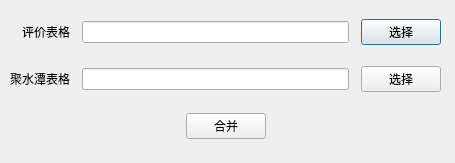
First picture: the form in main/exceldialog.ui, repository kinglon/doushop, before the edit.
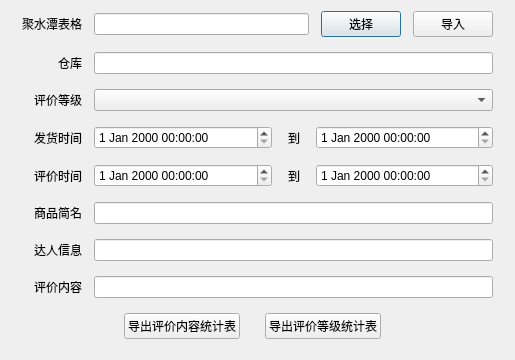
Second picture: the form after the edit.

Commit message: 优化表格处理

```diff
--- a/main/exceldialog.ui
+++ b/main/exceldialog.ui
@@ -6,8 +6,8 @@
    <rect>
     <x>0</x>
     <y>0</y>
-    <width>455</width>
-    <height>163</height>
+    <width>515</width>
+    <height>360</height>
    </rect>
   </property>
   <property name="windowTitle">
@@ -16,56 +16,32 @@
   <widget class="QWidget" name="">
    <property name="geometry">
     <rect>
-     <x>10</x>
-     <y>10</y>
-     <width>431</width>
-     <height>141</height>
+     <x>12</x>
+     <y>8</y>
+     <width>481</width>
+     <height>341</height>
     </rect>
    </property>
    <layout class="QVBoxLayout" name="verticalLayout">
     <property name="spacing">
      <number>12</number>
     </property>
-    <item>
-     <layout class="QHBoxLayout" name="horizontalLayout">
-      <item>
-       <widget class="QLabel" name="label">
-        <property name="minimumSize">
-         <size>
-          <width>60</width>
-          <height>0</height>
-         </size>
-        </property>
-        <property name="text">
-         <string>评价表格</string>
-        </property>
-        <property name="alignment">
-         <set>Qt::AlignRight|Qt::AlignTrailing|Qt::AlignVCenter</set>
-        </property>
-       </widget>
-      </item>
-      <item>
-       <widget class="QLineEdit" name="excel1LineEdit"/>
-      </item>
-      <item>
-       <widget class="QPushButton" name="selectCommentButton">
-        <property name="text">
-         <string>选择</string>
-        </property>
-       </widget>
-      </item>
-     </layout>
-    </item>
     <item>
      <layout class="QHBoxLayout" name="horizontalLayout_2">
       <item>
        <widget class="QLabel" name="label_2">
         <property name="minimumSize">
          <size>
-          <width>60</width>
+          <width>70</width>
           <height>0</height>
          </size>
         </property>
+        <property name="maximumSize">
+         <size>
+          <width>70</width>
+          <height>16777215</height>
+         </size>
+        </property>
         <property name="text">
          <string>聚水潭表格</string>
         </property>
@@ -84,6 +60,254 @@
         </property>
        </widget>
       </item>
+      <item>
+       <widget class="QPushButton" name="importJushuitanButton">
+        <property name="text">
+         <string>导入</string>
+        </property>
+       </widget>
+      </item>
+     </layout>
+    </item>
+    <item>
+     <layout class="QHBoxLayout" name="horizontalLayout">
+      <item>
+       <widget class="QLabel" name="label">
+        <property name="minimumSize">
+         <size>
+          <width>70</width>
+          <height>0</height>
+         </size>
+        </property>
+        <property name="maximumSize">
+         <size>
+          <width>70</width>
+          <height>16777215</height>
+         </size>
+        </property>
+        <property name="text">
+         <string>仓库</string>
+        </property>
+        <property name="alignment">
+         <set>Qt::AlignRight|Qt::AlignTrailing|Qt::AlignVCenter</set>
+        </property>
+       </widget>
+      </item>
+      <item>
+       <widget class="QLineEdit" name="warehouseEdit"/>
+      </item>
+     </layout>
+    </item>
+    <item>
+     <layout class="QHBoxLayout" name="horizontalLayout_4">
+      <item>
+       <widget class="QLabel" name="label_3">
+        <property name="minimumSize">
+         <size>
+          <width>70</width>
+          <height>0</height>
+         </size>
+        </property>
+        <property name="maximumSize">
+         <size>
+          <width>70</width>
+          <height>16777215</height>
+         </size>
+        </property>
+        <property name="text">
+         <string>评价等级</string>
+        </property>
+        <property name="alignment">
+         <set>Qt::AlignRight|Qt::AlignTrailing|Qt::AlignVCenter</set>
+        </property>
+       </widget>
+      </item>
+      <item>
+       <widget class="QComboBox" name="commentLevelComboBox"/>
+      </item>
+     </layout>
+    </item>
+    <item>
+     <layout class="QHBoxLayout" name="horizontalLayout_5">
+      <item>
+       <widget class="QLabel" name="label_4">
+        <property name="minimumSize">
+         <size>
+          <width>70</width>
+          <height>0</height>
+         </size>
+        </property>
+        <property name="maximumSize">
+         <size>
+          <width>70</width>
+          <height>16777215</height>
+         </size>
+        </property>
+        <property name="text">
+         <string>发货时间</string>
+        </property>
+        <property name="alignment">
+         <set>Qt::AlignRight|Qt::AlignTrailing|Qt::AlignVCenter</set>
+        </property>
+       </widget>
+      </item>
+      <item>
+       <widget class="QDateTimeEdit" name="shippingBeginDateTimeEdit"/>
+      </item>
+      <item>
+       <widget class="QLabel" name="label_5">
+        <property name="maximumSize">
+         <size>
+          <width>20</width>
+          <height>16777215</height>
+         </size>
+        </property>
+        <property name="text">
+         <string>到</string>
+        </property>
+        <property name="alignment">
+         <set>Qt::AlignCenter</set>
+        </property>
+       </widget>
+      </item>
+      <item>
+       <widget class="QDateTimeEdit" name="shippingEndDateTimeEdit"/>
+      </item>
+     </layout>
+    </item>
+    <item>
+     <layout class="QHBoxLayout" name="horizontalLayout_6">
+      <item>
+       <widget class="QLabel" name="label_6">
+        <property name="minimumSize">
+         <size>
+          <width>70</width>
+          <height>0</height>
+         </size>
+        </property>
+        <property name="maximumSize">
+         <size>
+          <width>70</width>
+          <height>16777215</height>
+         </size>
+        </property>
+        <property name="text">
+         <string>评价时间</string>
+        </property>
+        <property name="alignment">
+         <set>Qt::AlignRight|Qt::AlignTrailing|Qt::AlignVCenter</set>
+        </property>
+       </widget>
+      </item>
+      <item>
+       <widget class="QDateTimeEdit" name="commentBeginDateTimeEdit"/>
+      </item>
+      <item>
+       <widget class="QLabel" name="label_7">
+        <property name="maximumSize">
+         <size>
+          <width>20</width>
+          <height>16777215</height>
+         </size>
+        </property>
+        <property name="text">
+         <string>到</string>
+        </property>
+        <property name="alignment">
+         <set>Qt::AlignCenter</set>
+        </property>
+       </widget>
+      </item>
+      <item>
+       <widget class="QDateTimeEdit" name="commentEndDateTimeEdit"/>
+      </item>
+     </layout>
+    </item>
+    <item>
+     <layout class="QHBoxLayout" name="horizontalLayout_7">
+      <item>
+       <widget class="QLabel" name="label_8">
+        <property name="minimumSize">
+         <size>
+          <width>70</width>
+          <height>0</height>
+         </size>
+        </property>
+        <property name="maximumSize">
+         <size>
+          <width>70</width>
+          <height>16777215</height>
+         </size>
+        </property>
+        <property name="text">
+         <string>商品简名</string>
+        </property>
+        <property name="alignment">
+         <set>Qt::AlignRight|Qt::AlignTrailing|Qt::AlignVCenter</set>
+        </property>
+       </widget>
+      </item>
+      <item>
+       <widget class="QLineEdit" name="goodNameEdit"/>
+      </item>
+     </layout>
+    </item>
+    <item>
+     <layout class="QHBoxLayout" name="horizontalLayout_8">
+      <item>
+       <widget class="QLabel" name="label_9">
+        <property name="minimumSize">
+         <size>
+          <width>70</width>
+          <height>0</height>
+         </size>
+        </property>
+        <property name="maximumSize">
+         <size>
+          <width>70</width>
+          <height>16777215</height>
+         </size>
+        </property>
+        <property name="text">
+         <string>达人信息</string>
+        </property>
+        <property name="alignment">
+         <set>Qt::AlignRight|Qt::AlignTrailing|Qt::AlignVCenter</set>
+        </property>
+       </widget>
+      </item>
+      <item>
+       <widget class="QLineEdit" name="darenEdit"/>
+      </item>
+     </layout>
+    </item>
+    <item>
+     <layout class="QHBoxLayout" name="horizontalLayout_9">
+      <item>
+       <widget class="QLabel" name="label_10">
+        <property name="minimumSize">
+         <size>
+          <width>70</width>
+          <height>0</height>
+         </size>
+        </property>
+        <property name="maximumSize">
+         <size>
+          <width>70</width>
+          <height>16777215</height>
+         </size>
+        </property>
+        <property name="text">
+         <string>评价内容</string>
+        </property>
+        <property name="alignment">
+         <set>Qt::AlignRight|Qt::AlignTrailing|Qt::AlignVCenter</set>
+        </property>
+       </widget>
+      </item>
+      <item>
+       <widget class="QLineEdit" name="commentContentEdit"/>
+      </item>
      </layout>
     </item>
     <item>
@@ -107,7 +331,14 @@
       <item>
        <widget class="QPushButton" name="mergeButton">
         <property name="text">
-         <string>合并</string>
+         <string>导出评价内容统计表</string>
+        </property>
+       </widget>
+      </item>
+      <item>
+       <widget class="QPushButton" name="exportCommentLevelSummaryBtn">
+        <property name="text">
+         <string>导出评价等级统计表</string>
         </property>
        </widget>
       </item>
```
Left out of the diff: 4 changed lines with no effect on the pictures. The commit also changes 13 other files.
